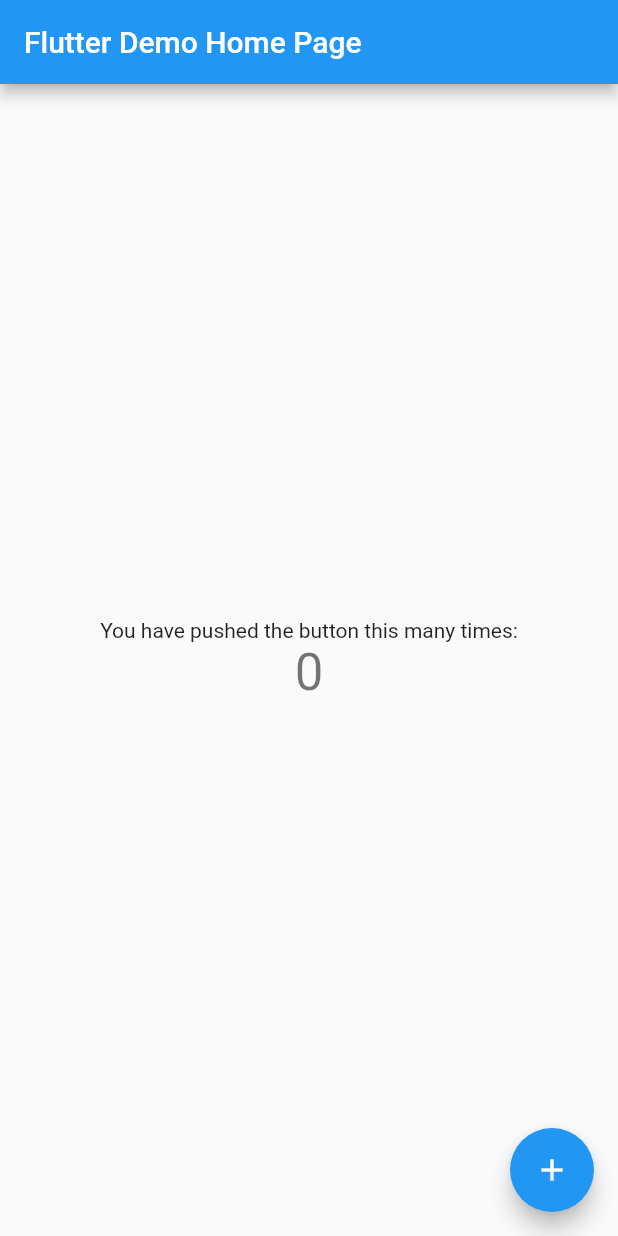
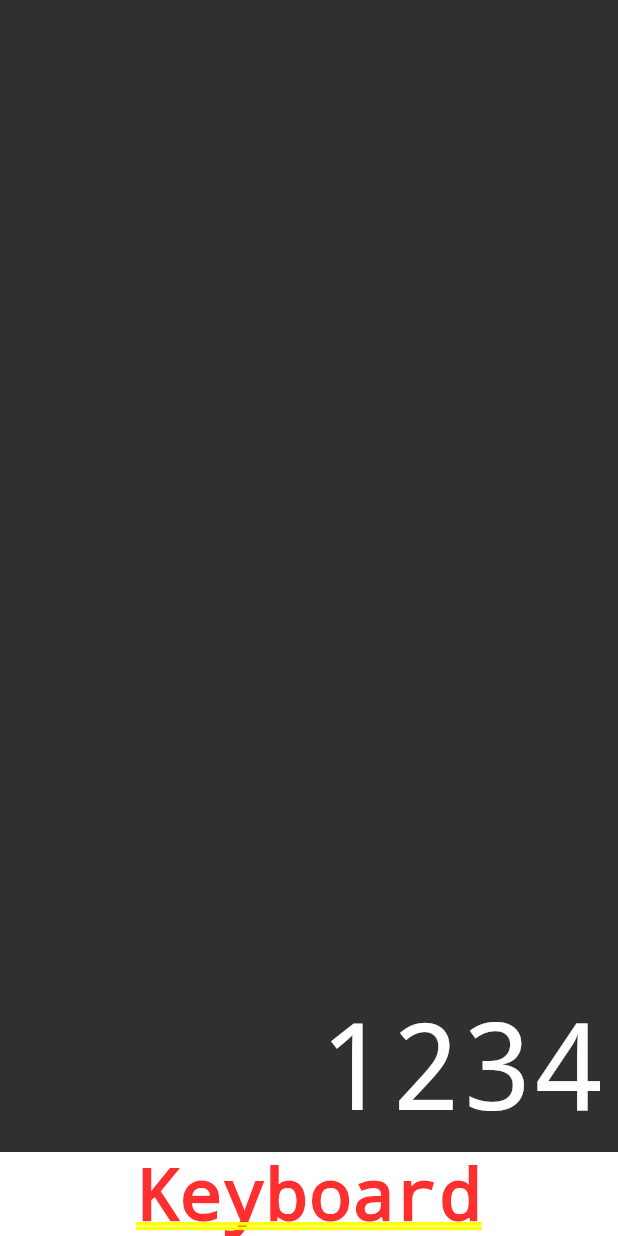
Before and after one commit to GabrielDVpereira/calculator, a Flutter app: the screen it shows after launch, on a phone screen of 412 x 824 dp. Run offline on Flutter 3.47's test engine with Material 2 defaults, Android fonts, the phone set to English and light mode, and no system bars; drawn by our look-alikes of auto_size_text.

Commit message:
feat: create display component

```diff
--- /dev/null
+++ b/lib/components/display.dart
@@ -0,0 +1,40 @@
+import 'package:auto_size_text/auto_size_text.dart';
+import 'package:flutter/cupertino.dart';
+import 'package:flutter/material.dart';
+
+class Display extends StatelessWidget {
+  final String text;
+
+  const Display({Key? key, required this.text}) : super(key: key);
+
+  @override
+  Widget build(BuildContext context) {
+    return Expanded(
+      flex: 1,
+      child: Container(
+        color: Color.fromRGBO(48, 48, 48, 1),
+        child: Column(
+          mainAxisAlignment: MainAxisAlignment.end,
+          crossAxisAlignment: CrossAxisAlignment.stretch,
+          children: [
+            Padding(
+              padding: const EdgeInsets.all(8.0),
+              child: AutoSizeText(
+                text,
+                minFontSize: 20,
+                maxFontSize: 80,
+                textAlign: TextAlign.end,
+                style: TextStyle(
+                  fontWeight: FontWeight.w100,
+                  decoration: TextDecoration.none,
+                  fontSize: 80,
+                  color: Colors.white,
+                ),
+              ),
+            ),
+          ],
+        ),
+      ),
+    );
+  }
+}
--- a/lib/main.dart
+++ b/lib/main.dart
@@ -1,113 +1,6 @@
+import 'package:calculator/screens/calculator.dart';
 import 'package:flutter/material.dart';
 
 void main() {
-  runApp(MyApp());
+  runApp(Calculator());
 }
-
-class MyApp extends StatelessWidget {
-  // This widget is the root of your application.
-  @override
-  Widget build(BuildContext context) {
-    return MaterialApp(
-      title: 'Flutter Demo',
-      theme: ThemeData(
-        // This is the theme of your application.
-        //
-        // Try running your application with "flutter run". You'll see the
-        // application has a blue toolbar. Then, without quitting the app, try
-        // changing the primarySwatch below to Colors.green and then invoke
-        // "hot reload" (press "r" in the console where you ran "flutter run",
-        // or simply save your changes to "hot reload" in a Flutter IDE).
-        // Notice that the counter didn't reset back to zero; the application
-        // is not restarted.
-        primarySwatch: Colors.blue,
-      ),
-      home: MyHomePage(title: 'Flutter Demo Home Page'),
-    );
-  }
-}
-
-class MyHomePage extends StatefulWidget {
-  MyHomePage({Key? key, required this.title}) : super(key: key);
-
-  // This widget is the home page of your application. It is stateful, meaning
-  // that it has a State object (defined below) that contains fields that affect
-  // how it looks.
-
-  // This class is the configuration for the state. It holds the values (in this
-  // case the title) provided by the parent (in this case the App widget) and
-  // used by the build method of the State. Fields in a Widget subclass are
-  // always marked "final".
-
-  final String title;
-
-  @override
-  _MyHomePageState createState() => _MyHomePageState();
-}
-
-class _MyHomePageState extends State<MyHomePage> {
-  int _counter = 0;
-
-  void _incrementCounter() {
-    setState(() {
-      // This call to setState tells the Flutter framework that something has
-      // changed in this State, which causes it to rerun the build method below
-      // so that the display can reflect the updated values. If we changed
-      // _counter without calling setState(), then the build method would not be
-      // called again, and so nothing would appear to happen.
-      _counter++;
-    });
-  }
-
-  @override
-  Widget build(BuildContext context) {
-    // This method is rerun every time setState is called, for instance as done
-    // by the _incrementCounter method above.
-    //
-    // The Flutter framework has been optimized to make rerunning build methods
-    // fast, so that you can just rebuild anything that needs updating rather
-    // than having to individually change instances of widgets.
-    return Scaffold(
-      appBar: AppBar(
-        // Here we take the value from the MyHomePage object that was created by
-        // the App.build method, and use it to set our appbar title.
-        title: Text(widget.title),
-      ),
-      body: Center(
-        // Center is a layout widget. It takes a single child and positions it
-        // in the middle of the parent.
-        child: Column(
-          // Column is also a layout widget. It takes a list of children and
-          // arranges them vertically. By default, it sizes itself to fit its
-          // children horizontally, and tries to be as tall as its parent.
-          //
-          // Invoke "debug painting" (press "p" in the console, choose the
-          // "Toggle Debug Paint" action from the Flutter Inspector in Android
-          // Studio, or the "Toggle Debug Paint" command in Visual Studio Code)
-          // to see the wireframe for each widget.
-          //
-          // Column has various properties to control how it sizes itself and
-          // how it positions its children. Here we use mainAxisAlignment to
-          // center the children vertically; the main axis here is the vertical
-          // axis because Columns are vertical (the cross axis would be
-          // horizontal).
-          mainAxisAlignment: MainAxisAlignment.center,
-          children: <Widget>[
-            Text(
-              'You have pushed the button this many times:',
-            ),
-            Text(
-              '$_counter',
-              style: Theme.of(context).textTheme.headline4,
-            ),
-          ],
-        ),
-      ),
-      floatingActionButton: FloatingActionButton(
-        onPressed: _incrementCounter,
-        tooltip: 'Increment',
-        child: Icon(Icons.add),
-      ), // This trailing comma makes auto-formatting nicer for build methods.
-    );
-  }
-}
--- /dev/null
+++ b/lib/screens/calculator.dart
@@ -0,0 +1,18 @@
+import 'package:calculator/components/display.dart';
+import 'package:flutter/material.dart';
+
+class Calculator extends StatelessWidget {
+  const Calculator({Key? key}) : super(key: key);
+
+  @override
+  Widget build(BuildContext context) {
+    return MaterialApp(
+      home: Column(
+        children: [
+          Display(text: '1234'),
+          Text('Keyboard'),
+        ],
+      ),
+    );
+  }
+}
--- a/pubspec.yaml
+++ b/pubspec.yaml
@@ -23,7 +23,7 @@ environment:
 dependencies:
   flutter:
     sdk: flutter
-
+  auto_size_text: ^3.0.0-nullsafety.0
 
   # The following adds the Cupertino Icons font to your application.
   # Use with the CupertinoIcons class for iOS style icons.
```
Also changed, not shown: pubspec.lock, 1 other file.
